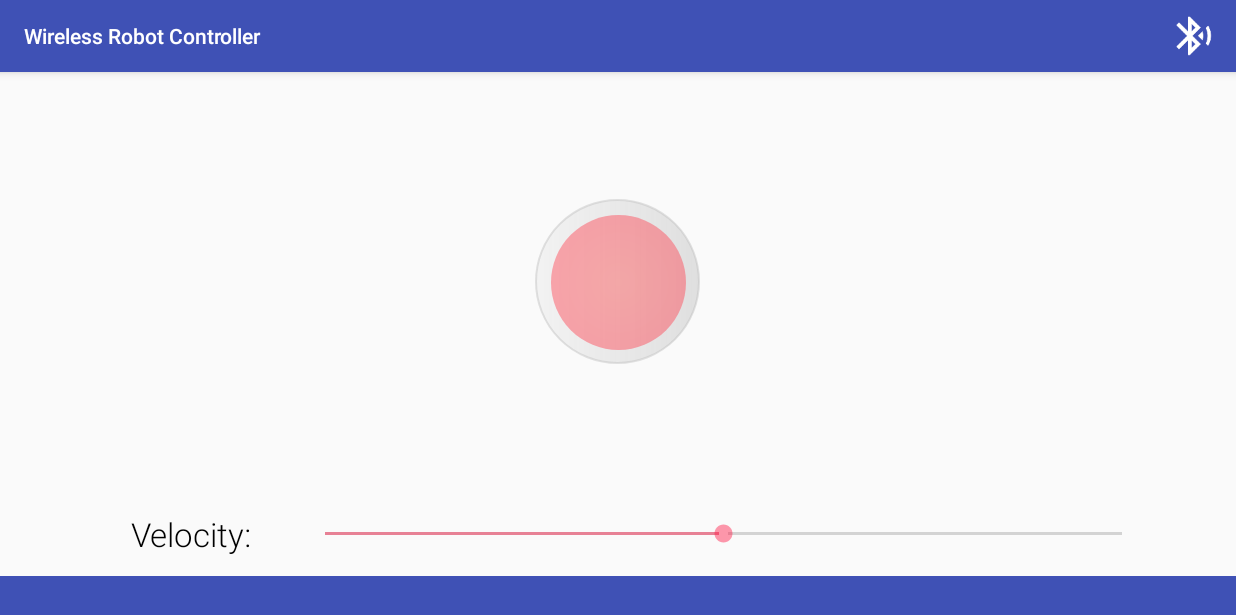
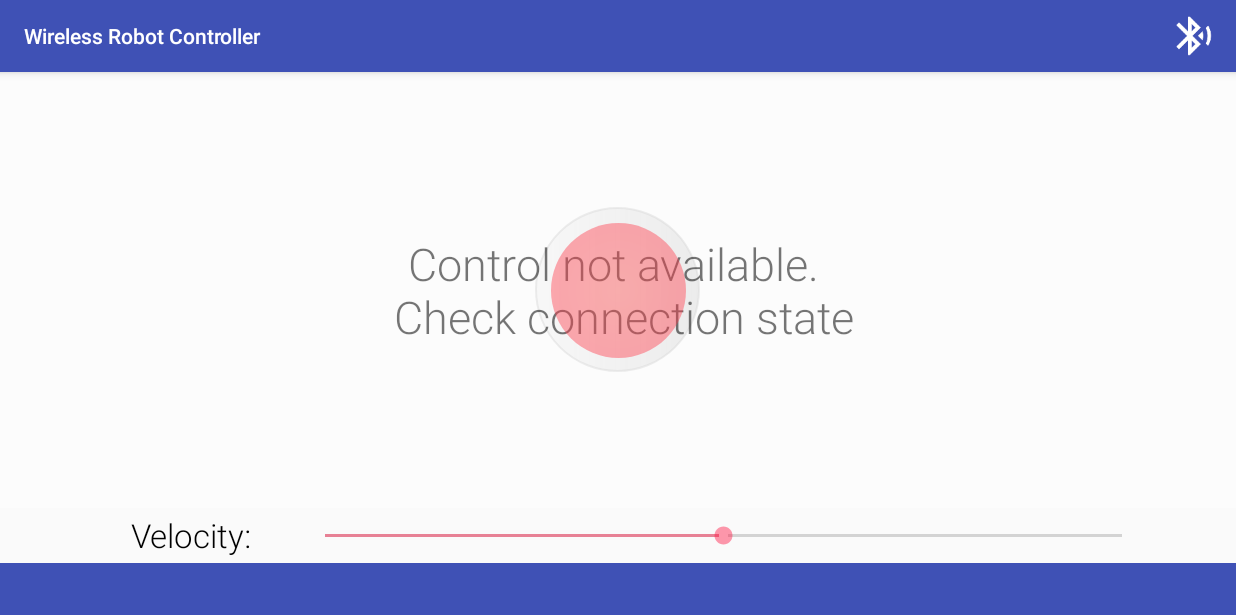
Before and after one commit to PaulinaSadowska/RobotController, an Android app: the BluetoothActivity screen opened directly, with no data from a screen before it, on a phone screen of 824 x 412 dp (held sideways). Shown: the top 615 px of the screen. Run offline under Robolectric (Android 15) with nearby library versions, the phone set to English and light mode, and no system bars; network calls fail.

Commit message:
App finished

```diff
--- a/app/src/main/java/com/paulina/sadowska/robotwirelesscontroller/Bluetooth/BluetoothActivity.java
+++ b/app/src/main/java/com/paulina/sadowska/robotwirelesscontroller/Bluetooth/BluetoothActivity.java
@@ -31,16 +31,24 @@ import com.paulina.sadowska.robotwirelesscontroller.R;
 import com.paulina.sadowska.robotwirelesscontroller.ReceivedDataFragment;
 import com.paulina.sadowska.robotwirelesscontroller.VelocityFragment;
 
-public class BluetoothActivity extends AppCompatActivity implements BluetoothFragment.OnMessageReceivedCallback {
+public class BluetoothActivity extends AppCompatActivity implements BluetoothFragment.BluetoothActivityCallback {
 
     public static final String TAG = "MainActivity";
     public MessageManager manager;
     ReceivedDataFragment receivedDataFragment;
+    ControllerFragment controllerFragment;
+
 
     @Override
     public void onMessageReceivedCallback() {
         receivedDataFragment.bindData();
     }
+
+    @Override
+    public void onConnectionStateChangedCallback(boolean isConnected) {
+        controllerFragment.setConnectionState(isConnected);
+    }
+
 
     @Override
     protected void onCreate(Bundle savedInstanceState) {
@@ -55,7 +63,7 @@ public class BluetoothActivity extends AppCompatActivity implements BluetoothFra
             BluetoothFragment fragment = new BluetoothFragment();
             transaction.replace(R.id.bluetooth_fragment, fragment);
 
-            ControllerFragment controllerFragment = new ControllerFragment();
+            controllerFragment = new ControllerFragment();
             transaction.replace(R.id.controller_fragment_frame_view, controllerFragment);
 
             VelocityFragment velocityFragment = new VelocityFragment();
--- a/app/src/main/java/com/paulina/sadowska/robotwirelesscontroller/Bluetooth/BluetoothFragment.java
+++ b/app/src/main/java/com/paulina/sadowska/robotwirelesscontroller/Bluetooth/BluetoothFragment.java
@@ -86,17 +86,18 @@ public class BluetoothFragment extends Fragment {
      */
     private BluetoothService mBluetoothService = null;
 
-    OnMessageReceivedCallback mCallback;
+    BluetoothActivityCallback mCallback;
     // Container Activity must implement this interface
-    public interface OnMessageReceivedCallback {
+    public interface BluetoothActivityCallback {
         void onMessageReceivedCallback();
+        void onConnectionStateChangedCallback(boolean isConnected);
     }
 
     @Override
     public void onAttach(Activity activity) {
         super.onAttach(activity);
         try {
-            mCallback = (OnMessageReceivedCallback) activity;
+            mCallback = (BluetoothActivityCallback) activity;
         } catch (ClassCastException e) {
             throw new ClassCastException(activity.toString()
                     + " must implement OnHeadlineSelectedListener");
@@ -224,7 +225,7 @@ public class BluetoothFragment extends Fragment {
     private void sendMessage(String message) {
         // Check that we're actually connected before trying anything
         if (mBluetoothService.getState() != BluetoothService.STATE_CONNECTED) {
-            Toast.makeText(getActivity(), R.string.not_connected, Toast.LENGTH_SHORT).show();
+            //Toast.makeText(getActivity(), R.string.not_connected, Toast.LENGTH_SHORT).show();
             return;
         }
 
@@ -288,13 +289,16 @@ public class BluetoothFragment extends Fragment {
                         case BluetoothService.STATE_CONNECTED:
                             connectionWithDeviceEstablished();
                             setStatus(getString(R.string.title_connected_to, mConnectedDeviceName));
+                            mCallback.onConnectionStateChangedCallback(true);
                             break;
                         case BluetoothService.STATE_CONNECTING:
                             setStatus(R.string.title_connecting);
+                            mCallback.onConnectionStateChangedCallback(false);
                             break;
                         case BluetoothService.STATE_LISTEN:
                         case BluetoothService.STATE_NONE:
                             setStatus(R.string.title_not_connected);
+                            mCallback.onConnectionStateChangedCallback(false);
                             break;
                     }
                     break;
--- a/app/src/main/java/com/paulina/sadowska/robotwirelesscontroller/ControllerFragment.java
+++ b/app/src/main/java/com/paulina/sadowska/robotwirelesscontroller/ControllerFragment.java
@@ -10,6 +10,7 @@ import android.view.View;
 import android.view.ViewGroup;
 import android.view.ViewTreeObserver;
 import android.widget.RelativeLayout;
+import android.widget.TextView;
 
 /**
  * Created by palka on 25.11.15.
@@ -18,6 +19,7 @@ public class ControllerFragment extends Fragment implements View.OnTouchListener
 
     //used to determine inner circle dimensions
     private int INNER_CIRCLE_DIAMETER = 180;
+    private TextView connectionState;
 
     private View mInnerCircleView;
     private View mOuterCircleMarginView;
@@ -25,6 +27,8 @@ public class ControllerFragment extends Fragment implements View.OnTouchListener
     private ViewGroup mRootLayout;
     private int _xDelta;
     private int _yDelta;
+
+
 
     private final Handler mHandler = new Handler();
 
@@ -43,6 +47,14 @@ public class ControllerFragment extends Fragment implements View.OnTouchListener
         }
     };
 
+    public void setConnectionState(boolean isConnected)
+    {
+        if(isConnected)
+            connectionState.setVisibility(View.GONE);
+        else
+            connectionState.setVisibility(View.VISIBLE);
+    }
+
 
     @Override
     public View onCreateView(LayoutInflater inflater, ViewGroup container, Bundle savedInstanceState) {
@@ -51,6 +63,7 @@ public class ControllerFragment extends Fragment implements View.OnTouchListener
         mRootLayout = (ViewGroup) rootView.findViewById(R.id.root_relative_layout);
         mInnerCircleView = mRootLayout.findViewById(R.id.inner_circle_view);
         mOuterCircleMarginView = mRootLayout.findViewById(R.id.outer_circle_view_margin);
+        connectionState = (TextView) mRootLayout.findViewById(R.id.connection_state_text_view);
 
         ViewTreeObserver vto = mOuterCircleMarginView.getViewTreeObserver();
         vto.addOnGlobalLayoutListener(new ViewTreeObserver.OnGlobalLayoutListener() {
--- a/app/src/main/java/com/paulina/sadowska/robotwirelesscontroller/MessageManager.java
+++ b/app/src/main/java/com/paulina/sadowska/robotwirelesscontroller/MessageManager.java
@@ -34,7 +34,7 @@ public class MessageManager {
 
 
         message += String.format("%03d", Utilities.getAlpha());
-        message += Utilities.getVelocity();
+        message += Utilities.getVelocityStr();
         message += Constants.STOP_BYTE_STR;
         return message;
     }
--- a/app/src/main/java/com/paulina/sadowska/robotwirelesscontroller/Utilities.java
+++ b/app/src/main/java/com/paulina/sadowska/robotwirelesscontroller/Utilities.java
@@ -12,7 +12,7 @@ public class Utilities {
     static private int alphaOutDeg = 0; //degree to rotate robot
     static private boolean robotIsMoving = false; //determines if the robot should move
     static private double velocityMultiplier = 0.0; //not used yet, depends on analog position
-    static private String velocity = "050";
+    static private int velocity = 50;
     static private int[] currentmV = {0, 0};
 
     public static int  getAlpha() {  return alphaOutDeg; }
@@ -21,8 +21,14 @@ public class Utilities {
     public static double getVelocityMultiplier() {  return velocityMultiplier; }
     public static void   setVelocityMultiplier(double mult) {    velocityMultiplier = mult;   }
 
-    public static String getVelocity() {  return velocity; }
-    public static void   setVelocity(String vel) {    velocity = vel;   }
+    public static int    getVelocity()        { return velocity; }
+    public static void   setVelocity(int vel) { velocity = vel;  }
+
+    public static String getVelocityStr() {
+        int velocity = getVelocity();
+        velocity *= getVelocityMultiplier();
+        return String.format("%03d", velocity);
+    }
 
     public static double getCurrentmV(int nr) {  return currentmV[nr-1]; }
     public static void   setCurrentmV(int curr, int nr) {    currentmV[nr-1] = curr;}
--- a/app/src/main/java/com/paulina/sadowska/robotwirelesscontroller/VelocityFragment.java
+++ b/app/src/main/java/com/paulina/sadowska/robotwirelesscontroller/VelocityFragment.java
@@ -39,8 +39,7 @@ public class VelocityFragment extends Fragment {
             @Override
             public void onProgressChanged(SeekBar seekBar, int i, boolean b) {
                 int velocity = i; //i <- progress
-                velocity *= Utilities.getVelocityMultiplier();
-                Utilities.setVelocity(String.format("%03d", velocity));
+                Utilities.setVelocity(velocity);
             }
 
             @Override
--- a/app/src/main/res/layout/activity_bluetooth.xml
+++ b/app/src/main/res/layout/activity_bluetooth.xml
@@ -10,14 +10,14 @@
     <FrameLayout
         android:layout_width="match_parent"
         android:layout_height="0dp"
-        android:layout_weight="10"
+        android:layout_weight="8"
         android:orientation="vertical"
         android:id="@+id/controller_fragment_frame_view"/>
 
     <FrameLayout
         android:layout_width="match_parent"
         android:layout_height="0dp"
-        android:layout_weight="2"
+        android:layout_weight="1"
         android:id="@+id/velocity_fragment"/>
 
 
--- a/app/src/main/res/layout/activity_wifi.xml
+++ b/app/src/main/res/layout/activity_wifi.xml
@@ -19,7 +19,7 @@
         <FrameLayout
             android:layout_width="match_parent"
             android:layout_height="0dp"
-            android:layout_weight="10"
+            android:layout_weight="8"
             android:orientation="vertical"
             android:id="@+id/controller_wifi_fragment_frame_view"/>
 
--- a/app/src/main/res/layout/controller_fragment.xml
+++ b/app/src/main/res/layout/controller_fragment.xml
@@ -17,6 +17,18 @@
         android:id="@+id/outer_circle_view_margin" />
 
 
+        <TextView
+            android:layout_width="match_parent"
+            android:layout_height="match_parent"
+            android:gravity="center"
+            android:background="@color/white_overlay"
+            android:layout_centerInParent="true"
+            android:text="@string/control_not_allowed"
+            android:textSize="@dimen/connection_state_text_size"
+            android:fontFamily="sans-serif-light"
+            android:id="@+id/connection_state_text_view"/>
+
+
     <View android:layout_width="@dimen/controller_inner_circle_diameter"
         android:layout_height="@dimen/controller_inner_circle_diameter"
         android:translationZ="5dp"
@@ -24,4 +36,5 @@
         android:layout_centerInParent="true"
         android:background="@drawable/inner_circle"
         android:id="@+id/inner_circle_view"/>
+
 </RelativeLayout>
--- a/app/src/main/res/layout/velocity_fragment.xml
+++ b/app/src/main/res/layout/velocity_fragment.xml
@@ -2,8 +2,8 @@
 <LinearLayout
     android:layout_width="match_parent"
     android:layout_height="match_parent"
-    android:layout_marginLeft="@dimen/margin_velocity_fargment_horizontal"
-    android:layout_marginRight="@dimen/margin_velocity_fargment_horizontal"
+    android:layout_marginLeft="@dimen/margin_velocity_fragment_horizontal"
+    android:layout_marginRight="@dimen/margin_velocity_fragment_horizontal"
     xmlns:android="http://schemas.android.com/apk/res/android"
         android:orientation="horizontal">
 
--- a/app/src/main/res/values-sw600dp/dimens.xml
+++ b/app/src/main/res/values-sw600dp/dimens.xml
@@ -5,9 +5,11 @@
     <dimen name="controller_outer_circle_diameter">150dp</dimen>
     <dimen name="controller_outer_margin_circle_diameter">230dp</dimen>
 
-    <dimen name="margin_velocity_fargment_horizontal">120dp</dimen>
+    <dimen name="margin_velocity_fragment_horizontal">120dp</dimen>
 
     <dimen name="velocity_text_size">27dp</dimen>
+    <dimen name="connection_state_text_size">33dp</dimen>
+
 
     <dimen name="main_button_width">360dp</dimen>
     <dimen name="main_button_height">360dp</dimen>
--- a/app/src/main/res/values/dimens.xml
+++ b/app/src/main/res/values/dimens.xml
@@ -6,12 +6,14 @@
     <dimen name="margin_settings_horizontal">10dp</dimen>
     <dimen name="margin_settings_vertical">10dp</dimen>
 
-    <dimen name="margin_velocity_fargment_horizontal">60dp</dimen>
+
+    <dimen name="margin_velocity_fragment_horizontal">60dp</dimen>
 
     <dimen name="main_button_width">200dp</dimen>
     <dimen name="main_button_height">200dp</dimen>
 
     <dimen name="velocity_text_size">22dp</dimen>
+    <dimen name="connection_state_text_size">30dp</dimen>
 
     <dimen name="controller_inner_circle_diameter">90dp</dimen>
     <dimen name="controller_outer_circle_diameter">110dp</dimen>
--- a/app/src/main/res/values/strings.xml
+++ b/app/src/main/res/values/strings.xml
@@ -10,7 +10,7 @@
 
     <!--  DeviceListActivity -->
     <string name="scanning">scanning for devices...</string>
-    <string name="select_device">select a device to connect</string>
+    <string name="select_device">select device</string>
     <string name="none_paired">No devices have been paired</string>
     <string name="none_found">No devices found</string>
     <string name="title_paired_devices">Paired Devices</string>
@@ -41,4 +41,8 @@
     <string name="title_connected_to_camera">Connected to camera</string>
     <string name="title_connecting_to_camera">Connecting to camera...</string>
     <string name="title_imageerror">Error on preparing images</string>
+
+    <!-- Connection states status in ControllerFragment-->
+    <string name="control_not_allowed">Control not available. \n Check connection state </string>
+
 </resources>
```
Also changed, not shown: app/src/main/java/com/paulina/sadowska/robotwirelesscontroller/Wifi/WifiActivity.java (+11 -1 lines).
